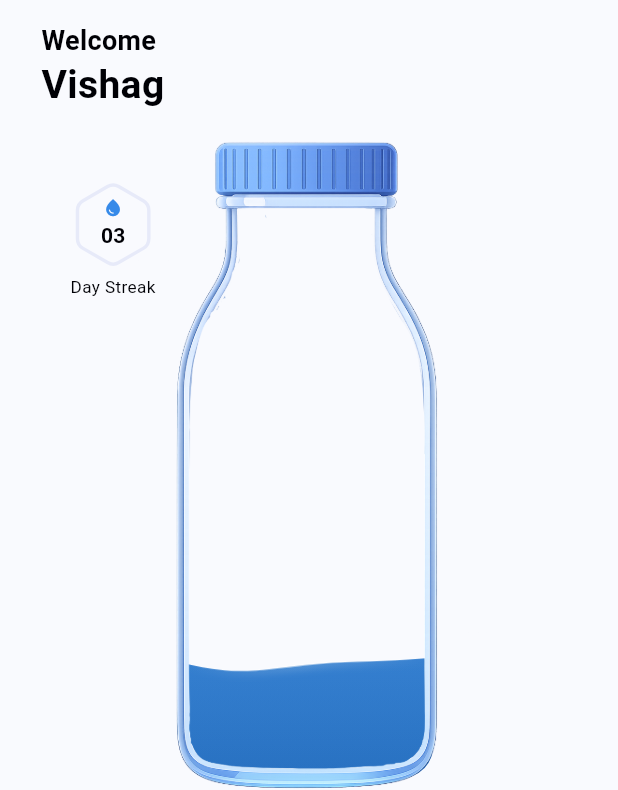
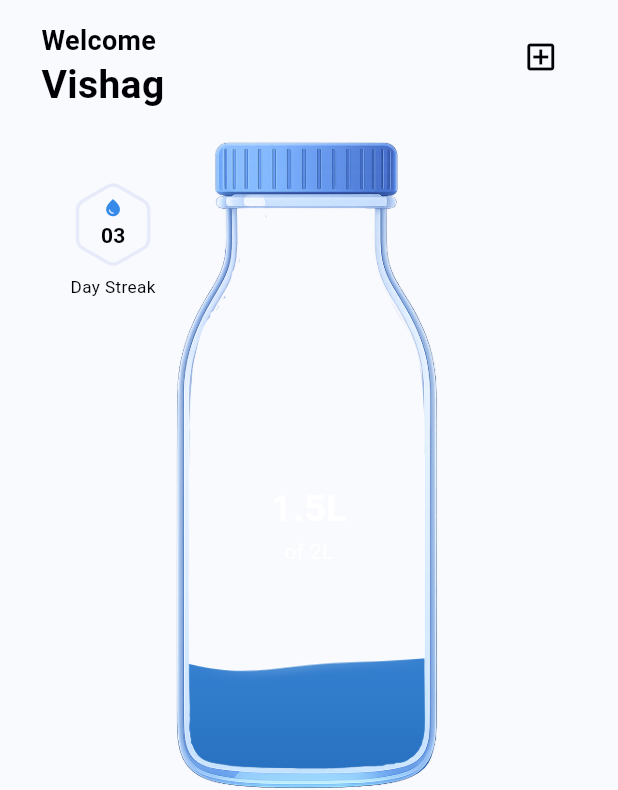
Before and after one commit to vishag002/water_tracker_app, a Flutter app: the screen it shows after launch, on a phone screen of 412 x 824 dp. Shown: the top 790 px of the screen. Run offline on Flutter 3.47's test engine with Material 3 defaults, Android fonts, the phone set to English and light mode, and no system bars; our stand-ins replace fl_chart, flutter_riverpod, flutter_screenutil, shared_preferences, table_calendar.

```diff
--- a/lib/main.dart
+++ b/lib/main.dart
@@ -2,9 +2,9 @@ import 'package:flutter/material.dart';
 import 'package:flutter_localizations/flutter_localizations.dart';
 import 'package:flutter_riverpod/flutter_riverpod.dart';
 import 'package:flutter_screenutil/flutter_screenutil.dart';
-import 'package:water_tracker_app/components/bottom_nav_bar.dart';
 import 'package:water_tracker_app/core/theme/theme_provider.dart';
 import 'package:water_tracker_app/l10n/app_localizations.dart';
+import 'package:water_tracker_app/screens/onboarding/splash_screen.dart';
 
 void main() async {
   WidgetsFlutterBinding.ensureInitialized();
@@ -33,7 +33,7 @@ class MyApp extends ConsumerWidget {
         ],
         supportedLocales: AppLocalizations.supportedLocales,
         theme: themeData,
-        home: MainNavScreen(),
+        home: SplashScreen(),
       ),
     );
   }
--- a/lib/screens/home/home_screen.dart
+++ b/lib/screens/home/home_screen.dart
@@ -8,6 +8,7 @@ import 'package:water_tracker_app/components/scaffold_custom.dart';
 import 'package:water_tracker_app/core/app_text_styles.dart';
 import 'package:water_tracker_app/core/constants/image_const.dart';
 import 'package:water_tracker_app/l10n/app_localizations.dart';
+import 'package:water_tracker_app/screens/onboarding/onboarding_name_dialog.dart';
 
 class HomeScreen extends StatefulWidget {
   const HomeScreen({super.key});
@@ -69,6 +70,12 @@ class _HomeScreenState extends State<HomeScreen> {
                       maxLines: 1,
                     ),
                   ],
+                ),
+                IconButton(
+                  onPressed: () {
+                    OnboardingNameDialog.show(context);
+                  },
+                  icon: Icon(Icons.add_box_outlined),
                 ),
               ],
             ),
@@ -193,6 +200,38 @@ class _HomeScreenState extends State<HomeScreen> {
                               bottomRadius: 0.15,
                             ),
                           ),
+                          // Today's water status, overlaid on top of the
+                          // bottle/liquid. Plain text for now -- swap
+                          // '1.5L' / 'of 2L' for the real current-intake
+                          // and goal values once that's wired up. Positioned
+                          // as a fraction of bottleHeight (not a fixed px
+                          // offset) so it stays roughly centered on the
+                          // liquid regardless of how the bottle scales.
+                          Positioned(
+                            top: bottleHeight * 0.52,
+                            left: 0,
+                            right: 0,
+                            child: Column(
+                              mainAxisSize: MainAxisSize.min,
+                              children: [
+                                Text(
+                                  '1.5L',
+                                  textAlign: TextAlign.center,
+                                  style: AppTextStyles.headingSemiBold.copyWith(
+                                    color: Colors.white,
+                                    fontSize: 22.sp,
+                                  ),
+                                ),
+                                SizedBox(height: 2.h),
+                                Text(
+                                  'of 2L',
+                                  textAlign: TextAlign.center,
+                                  style: AppTextStyles.bodySmallRegular
+                                      .copyWith(color: Colors.white),
+                                ),
+                              ],
+                            ),
+                          ),
                         ],
                       );
                     },
--- a/pubspec.yaml
+++ b/pubspec.yaml
@@ -51,6 +51,7 @@ dependencies:
   url_launcher: ^6.3.2
 
 dev_dependencies:
+  drift_dev: ^2.35.0
   flutter_lints: ^6.0.0
   flutter_test:
     sdk: flutter
```
Also changed, not shown: lib/screens/onboarding/onboarding_name_dialog.dart (added, +104 -0 lines), lib/screens/onboarding/splash_screen.dart (added, +101 -0 lines), lib/providers/user_name_provider.dart (added), pubspec.lock.
